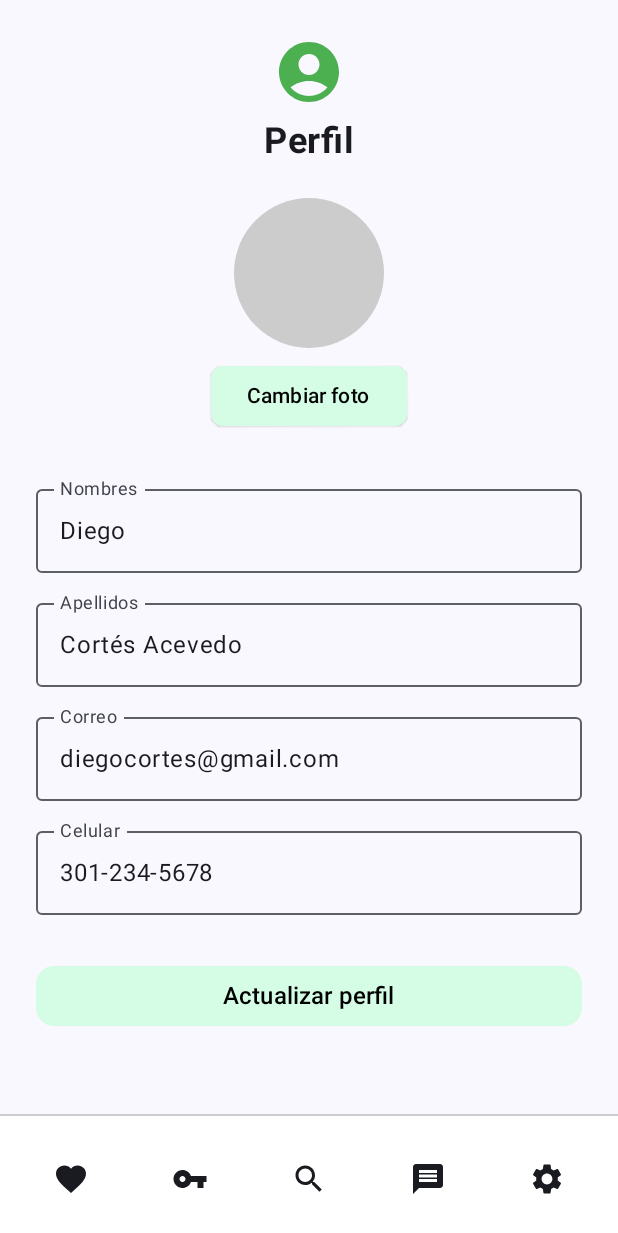
After one commit to PUJ-ICM-2312/Roots, an Android app built with Jetpack Compose: the composable EditProfileScreen shown on its own in the app's theme, on a phone screen of 412 x 824 dp. The commit adds this screen. Shown: the top 1233 px of the screen. Run offline under Robolectric (Android 15) with nearby library versions, the phone set to English and light mode, and no system bars.

Commit message:
Created EditProfileScreen

```diff
--- a/Roots/app/src/main/java/com/example/roots/MainActivity.kt
+++ b/Roots/app/src/main/java/com/example/roots/MainActivity.kt
@@ -29,7 +29,7 @@ class MainActivity : ComponentActivity() {
                 }*/
                 // Para probar la pantalla que hagan, deben primero crearla en la carpeta screens
                 // Luego poner el nombre acá abajo, así cuando se corra esta vaina, se abre esa pantalla
-                ConfirmSubscriptionScreen()
+                PropertyScrollModeScreen()
             }
         }
     }
@@ -47,6 +47,6 @@ fun Greeting(name: String, modifier: Modifier = Modifier) {
 @Composable
 fun GreetingPreview() {
     RootsTheme {
-        PlansScreen()
+        EditProfileScreen()
     }
 }
--- /dev/null
+++ b/Roots/app/src/main/java/com/example/roots/screens/EditProfileScreen.kt
@@ -0,0 +1,107 @@
+package com.example.roots.screens
+
+import androidx.compose.foundation.Image
+import androidx.compose.foundation.background
+import androidx.compose.foundation.layout.*
+import androidx.compose.foundation.shape.CircleShape
+import androidx.compose.foundation.shape.RoundedCornerShape
+import androidx.compose.foundation.verticalScroll
+import androidx.compose.foundation.rememberScrollState
+import androidx.compose.material3.*
+import androidx.compose.material.icons.Icons
+import androidx.compose.material.icons.filled.*
+import androidx.compose.runtime.*
+import androidx.compose.ui.Alignment
+import androidx.compose.ui.Modifier
+import androidx.compose.ui.draw.clip
+import androidx.compose.ui.graphics.Color
+import androidx.compose.ui.res.painterResource
+import androidx.compose.ui.text.font.FontWeight
+import androidx.compose.ui.unit.dp
+import androidx.compose.ui.unit.sp
+
+@Composable
+fun EditProfileScreen() {
+    Scaffold(
+        bottomBar = { BottomNavBar() }
+    ) {
+        Column(
+            modifier = Modifier
+                .padding(it)
+                .fillMaxSize()
+                .verticalScroll(rememberScrollState())
+                .padding(horizontal = 24.dp, vertical = 16.dp),
+            horizontalAlignment = Alignment.CenterHorizontally
+        ) {
+            // Logo arriba
+            Spacer(modifier = Modifier.height(8.dp))
+            // Reemplaza painterResource si tienes un logo
+            Icon(Icons.Default.AccountCircle, contentDescription = null, modifier = Modifier.size(48.dp), tint = Color(0xFF4CAF50))
+            Spacer(modifier = Modifier.height(8.dp))
+            Text(
+                text = "Perfil",
+                fontSize = 24.sp,
+                fontWeight = FontWeight.Bold
+            )
+
+            Spacer(modifier = Modifier.height(24.dp))
+
+            // Imagen de perfil circular
+            Box(
+                modifier = Modifier
+                    .size(100.dp)
+                    .clip(CircleShape)
+                    .background(Color.LightGray)
+            )
+
+            Spacer(modifier = Modifier.height(8.dp))
+
+            Button(
+                onClick = { /* cambiar foto */ },
+                colors = ButtonDefaults.buttonColors(containerColor = Color(0xFFD5FDE5)),
+                shape = RoundedCornerShape(8.dp),
+                elevation = ButtonDefaults.elevatedButtonElevation(),
+            ) {
+                Text("Cambiar foto", color = Color.Black)
+            }
+
+            Spacer(modifier = Modifier.height(24.dp))
+
+            var nombres by remember { mutableStateOf("Diego") }
+            var apellidos by remember { mutableStateOf("Cortés Acevedo") }
+            var correo by remember { mutableStateOf("diegocortes@gmail.com") }
+            var celular by remember { mutableStateOf("301-234-5678") }
+
+            ProfileTextField("Nombres", nombres) { nombres = it }
+            ProfileTextField("Apellidos", apellidos) { apellidos = it }
+            ProfileTextField("Correo", correo) { correo = it }
+            ProfileTextField("Celular", celular) { celular = it }
+
+            Spacer(modifier = Modifier.height(24.dp))
+
+            Button(
+                onClick = { /* actualizar perfil */ },
+                modifier = Modifier.fillMaxWidth(),
+                shape = RoundedCornerShape(12.dp),
+                colors = ButtonDefaults.buttonColors(containerColor = Color(0xFFD5FDE5))
+            ) {
+                Text("Actualizar perfil", fontSize = 16.sp, color = Color.Black)
+            }
+
+            Spacer(modifier = Modifier.height(24.dp))
+        }
+    }
+}
+
+@Composable
+fun ProfileTextField(label: String, value: String, onValueChange: (String) -> Unit) {
+    OutlinedTextField(
+        value = value,
+        onValueChange = onValueChange,
+        label = { Text(label) },
+        singleLine = true,
+        modifier = Modifier
+            .fillMaxWidth()
+            .padding(vertical = 6.dp)
+    )
+}
```
